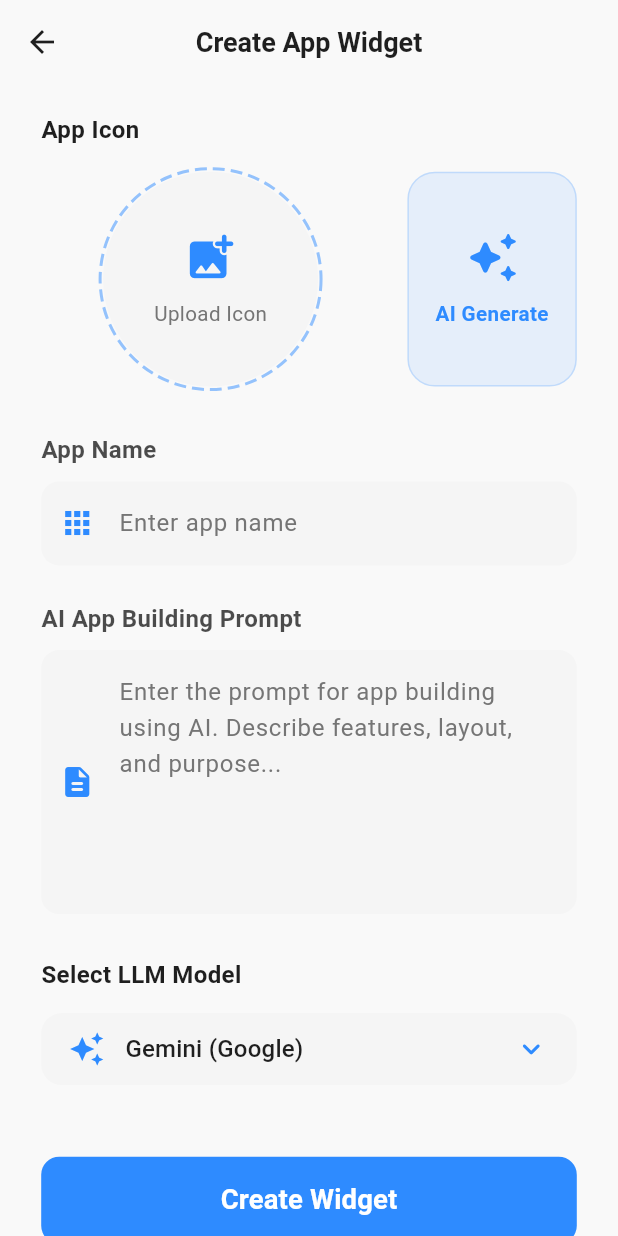
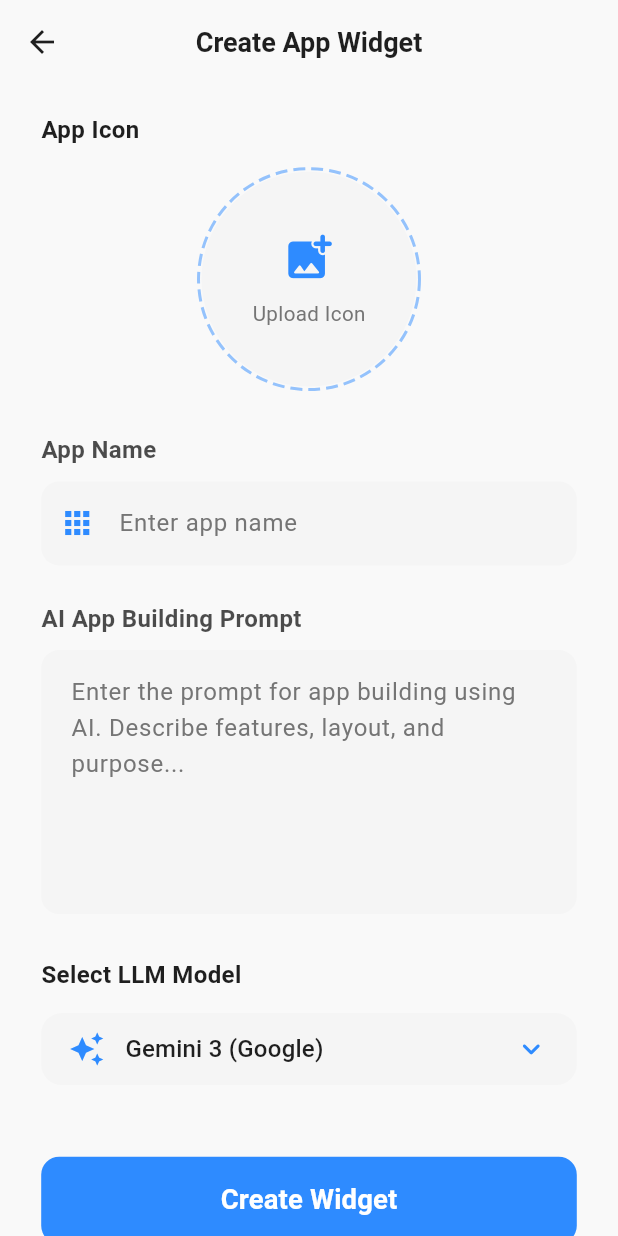
Before and after one commit to Mahesh-R-Mesta/widget_ai, a Flutter app: the screen it shows after launch, after a tap on "Add Widget", on a phone screen of 412 x 824 dp. Run offline on Flutter 3.47's test engine with Material 3 defaults, Android fonts, the phone set to English and light mode, and no system bars; drawn by our look-alikes of dotted_border; our stand-ins replace drift, drift_flutter, file_picker, flutter_bloc, flutter_dotenv, flutter_markdown and 10 more; missing offline and left inert: home_widget, langchain, langchain_anthropic, langchain_core, langchain_google; accounts and stored records are empty; generated files the repository leaves out were written again; statements that could not run were skipped.

Commit message:
refactor: Comment out AI image generation functionality and UI, update AI model names, and change the app bar title.

```diff
--- a/lib/llm/antropic_model.dart
+++ b/lib/llm/models/antropic_model.dart
@@ -1,8 +1,8 @@
 import 'package:langchain_anthropic/langchain_anthropic.dart';
-import 'package:widget_ai/llm/base_model.dart';
+import 'package:widget_ai/llm/models/base_model.dart';
 
 class AnthropicModel extends BaseLLMModel {
-  AnthropicModel({required final String apiKey, final String modelName = 'claude-opus-4-6'})
+  AnthropicModel({required final String apiKey, final String modelName = 'claude-sonnet-4-5'})
     : super(
         ChatAnthropic(
           apiKey: apiKey,
--- a/lib/llm/gemin_model.dart
+++ b/lib/llm/models/gemin_model.dart
@@ -1,5 +1,5 @@
 import 'package:langchain_google/langchain_google.dart';
-import 'package:widget_ai/llm/base_model.dart';
+import 'package:widget_ai/llm/models/base_model.dart';
 
 class GeminiModel extends BaseLLMModel {
   GeminiModel({required final String apiKey, final String modelName = 'gemini-flash-latest'})
--- a/lib/presentation/chat/chat_window.dart
+++ b/lib/presentation/ai_chat_window/chat_window.dart
@@ -7,8 +7,8 @@ import 'package:widget_ai/llm/programing_assistant.dart';
 import 'package:widget_ai/model/app_project_details.dart';
 import 'package:widget_ai/model/chat_message.dart';
 import 'package:widget_ai/model/database.dart';
-import 'package:widget_ai/presentation/chat/widgets/message_bubble.dart';
-import 'package:widget_ai/presentation/web_app_view.dart';
+import 'package:widget_ai/presentation/ai_chat_window/widgets/message_bubble.dart';
+import 'package:widget_ai/presentation/playground/web_app_view.dart';
 import 'package:widget_ai/service/locator.dart';
 import 'package:widget_ai/utility/theme.dart';
 
--- a/lib/presentation/create_widget_page.dart
+++ b/lib/presentation/create_widget_page.dart
@@ -4,7 +4,7 @@ import 'package:flutter_screenutil/flutter_screenutil.dart';
 import 'package:dotted_border/dotted_border.dart';
 import 'package:file_picker/file_picker.dart';
 import 'package:widget_ai/model/app_project_details.dart';
-import 'package:widget_ai/presentation/chat/chat_window.dart';
+import 'package:widget_ai/presentation/ai_chat_window/chat_window.dart';
 import 'package:widget_ai/utility/theme.dart';
 import 'package:widget_ai/utility/widget/common_button.dart';
 import 'package:widget_ai/utility/widget/common_textfield.dart';
@@ -42,16 +42,16 @@ class _CreateWidgetPageState extends State<CreateWidgetPage> {
     }
   }
 
-  Future<void> _generateAIImage() async {
-    _isGeneratingAI.value = true;
-    // Simulate AI Generation
-    await Future.delayed(const Duration(seconds: 2));
-    _isGeneratingAI.value = false;
-    // In a real app, you'd set the path to the generated image
-    if (mounted) {
-      ScaffoldMessenger.of(context).showSnackBar(const SnackBar(content: Text("AI Image Generation prompted!")));
-    }
-  }
+  // Future<void> _generateAIImage() async {
+  //   _isGeneratingAI.value = true;
+  //   // Simulate AI Generation
+  //   await Future.delayed(const Duration(seconds: 2));
+  //   _isGeneratingAI.value = false;
+  //   // In a real app, you'd set the path to the generated image
+  //   if (mounted) {
+  //     ScaffoldMessenger.of(context).showSnackBar(const SnackBar(content: Text("AI Image Generation prompted!")));
+  //   }
+  // }
 
   @override
   Widget build(BuildContext context) {
@@ -87,7 +87,7 @@ class _CreateWidgetPageState extends State<CreateWidgetPage> {
               hintText: "Enter the prompt for app building using AI. Describe features, layout, and purpose...",
               labelText: "AI App Building Prompt",
               maxLines: 6,
-              prefixIcon: const Icon(Icons.description_rounded, color: AppColors.primary),
+              // prefixIcon: const Icon(Icons.description_rounded, color: AppColors.primary),
             ),
             SizedBox(height: 24.h),
             _buildModelSelection(),
@@ -150,7 +150,7 @@ class _CreateWidgetPageState extends State<CreateWidgetPage> {
                         children: [
                           const Icon(Icons.auto_awesome, color: AppColors.primary),
                           SizedBox(width: 12.w),
-                          const Text("Gemini (Google)"),
+                          const Text("Gemini 3 (Google)"),
                         ],
                       ),
                     ),
@@ -160,7 +160,7 @@ class _CreateWidgetPageState extends State<CreateWidgetPage> {
                         children: [
                           const Icon(Icons.psychology, color: AppColors.primary),
                           SizedBox(width: 12.w),
-                          const Text("Claude (Anthropic)"),
+                          const Text("Claude Sonnet 4.5 (Anthropic)"),
                         ],
                       ),
                     ),
@@ -220,47 +220,47 @@ class _CreateWidgetPageState extends State<CreateWidgetPage> {
             ),
           ),
         ),
-        SizedBox(width: 16.w),
-        Expanded(
-          flex: 1,
-          child: ValueListenableBuilder<bool>(
-            valueListenable: _isGeneratingAI,
-            builder: (context, isGenerating, _) {
-              return GestureDetector(
-                onTap: isGenerating ? null : _generateAIImage,
-                child: Container(
-                  height: 120.h,
-                  decoration: BoxDecoration(
-                    color: AppColors.primary.withValues(alpha: 0.1),
-                    borderRadius: BorderRadius.circular(16.r),
-                    border: Border.all(color: AppColors.primary.withValues(alpha: 0.2)),
-                  ),
-                  child: Column(
-                    mainAxisAlignment: MainAxisAlignment.center,
-                    children: [
-                      isGenerating
-                          ? SizedBox(
-                              height: 24.h,
-                              width: 24.h,
-                              child: const CircularProgressIndicator(
-                                strokeWidth: 2,
-                                valueColor: AlwaysStoppedAnimation<Color>(AppColors.primary),
-                              ),
-                            )
-                          : Icon(Icons.auto_awesome_rounded, size: 32.sp, color: AppColors.primary),
-                      SizedBox(height: 8.h),
-                      Text(
-                        "AI Generate",
-                        textAlign: TextAlign.center,
-                        style: TextStyle(fontSize: 12.sp, fontWeight: FontWeight.w600, color: AppColors.primary),
-                      ),
-                    ],
-                  ),
-                ),
-              );
-            },
-          ),
-        ),
+        // SizedBox(width: 16.w),
+        // Expanded(
+        //   flex: 1,
+        //   child: ValueListenableBuilder<bool>(
+        //     valueListenable: _isGeneratingAI,
+        //     builder: (context, isGenerating, _) {
+        //       return GestureDetector(
+        //         onTap: isGenerating ? null : _generateAIImage,
+        //         child: Container(
+        //           height: 120.h,
+        //           decoration: BoxDecoration(
+        //             color: AppColors.primary.withValues(alpha: 0.1),
+        //             borderRadius: BorderRadius.circular(16.r),
+        //             border: Border.all(color: AppColors.primary.withValues(alpha: 0.2)),
+        //           ),
+        //           child: Column(
+        //             mainAxisAlignment: MainAxisAlignment.center,
+        //             children: [
+        //               isGenerating
+        //                   ? SizedBox(
+        //                       height: 24.h,
+        //                       width: 24.h,
+        //                       child: const CircularProgressIndicator(
+        //                         strokeWidth: 2,
+        //                         valueColor: AlwaysStoppedAnimation<Color>(AppColors.primary),
+        //                       ),
+        //                     )
+        //                   : Icon(Icons.auto_awesome_rounded, size: 32.sp, color: AppColors.primary),
+        //               SizedBox(height: 8.h),
+        //               Text(
+        //                 "AI Generate",
+        //                 textAlign: TextAlign.center,
+        //                 style: TextStyle(fontSize: 12.sp, fontWeight: FontWeight.w600, color: AppColors.primary),
+        //               ),
+        //             ],
+        //           ),
+        //         ),
+        //       );
+        //     },
+        //   ),
+        // ),
       ],
     );
   }
--- a/lib/presentation/home.dart
+++ b/lib/presentation/home.dart
@@ -3,7 +3,7 @@ import 'package:dotted_border/dotted_border.dart';
 import 'package:flutter/material.dart';
 import 'package:flutter_screenutil/flutter_screenutil.dart';
 import 'package:widget_ai/model/database.dart';
-import 'package:widget_ai/presentation/web_app_view.dart';
+import 'package:widget_ai/presentation/playground/web_app_view.dart';
 import 'package:widget_ai/service/file_system.dart';
 import 'package:widget_ai/service/home_widget_service.dart';
 import 'package:widget_ai/service/locator.dart';
@@ -36,7 +36,7 @@ class _WidgetScreenState extends State<WidgetScreen> {
       backgroundColor: const Color(0xFFF5F5F7),
       appBar: AppBar(
         title: Text(
-          'Widget AI',
+          'CRAFT APP',
           style: TextStyle(color: Colors.black, fontWeight: FontWeight.bold, fontSize: 22.sp),
         ),
         backgroundColor: Colors.white,
--- a/lib/presentation/web_app_view.dart
+++ b/lib/presentation/playground/web_app_view.dart
@@ -6,8 +6,8 @@ import 'package:fluttertoast/fluttertoast.dart';
 import 'package:webview_flutter/webview_flutter.dart';
 import 'package:widget_ai/model/app_project_details.dart';
 import 'package:widget_ai/model/database.dart';
-import 'package:widget_ai/presentation/chat/chat_window.dart';
-import 'package:widget_ai/presentation/chat/widgets/js_bridge_shim.dart';
+import 'package:widget_ai/presentation/ai_chat_window/chat_window.dart';
+import 'package:widget_ai/presentation/ai_chat_window/widgets/js_bridge_shim.dart';
 import 'package:widget_ai/service/locator.dart';
 import 'package:widget_ai/service/native_bridge_service.dart';
 import 'package:widget_ai/utility/theme.dart';
```
Also changed, not shown: lib/llm/models/base_model.dart (renamed from lib/llm/base_model.dart), lib/presentation/ai_chat_window/widgets/js_bridge_shim.dart (renamed from lib/presentation/chat/widgets/js_bridge_shim.dart), lib/presentation/ai_chat_window/widgets/message_bubble.dart (renamed from lib/presentation/chat/widgets/message_bubble.dart).
